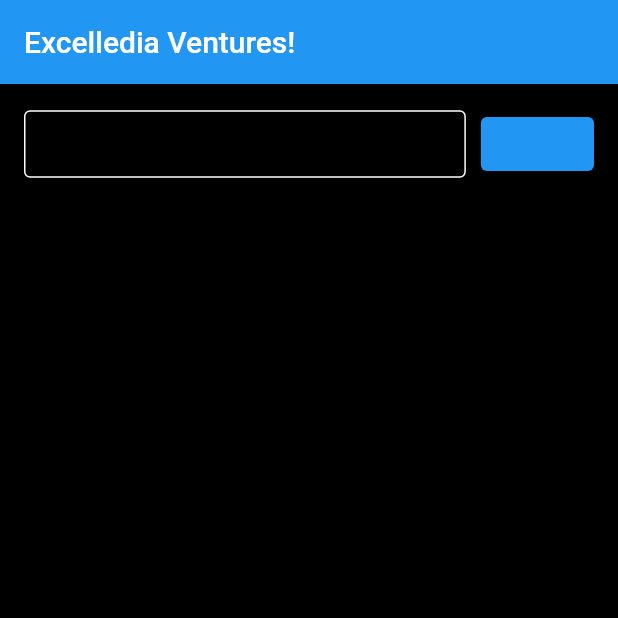
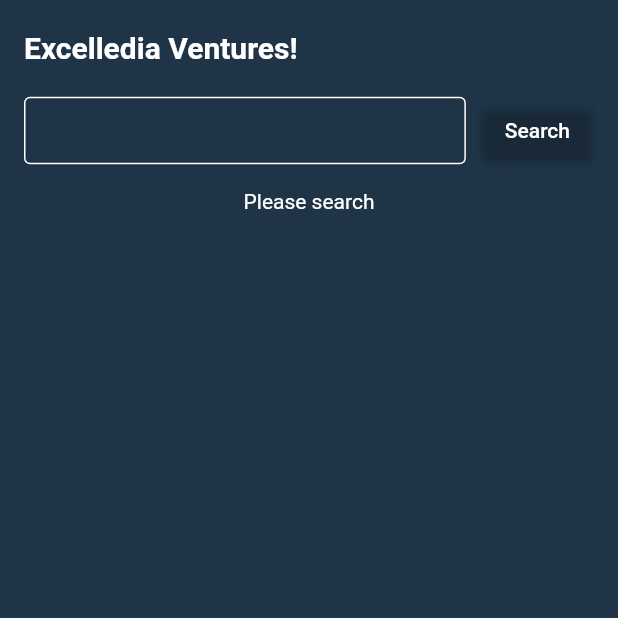
Before and after one commit to Vivek-varadharaj/excelledia_ventures, a Flutter app: the screen it shows after launch, on a phone screen of 412 x 824 dp, the top half of it. Run offline on Flutter 3.47's test engine with Material 2 defaults, Android fonts, the light colour scheme and no system bars; our stand-ins replace cached_network_image, get, shimmer.

Commit message:
added shimmer , changed colors

```diff
--- a/lib/controllers/image_controller.dart
+++ b/lib/controllers/image_controller.dart
@@ -18,11 +18,8 @@
         Configs.appApiKey +
         "&q=" +
         searchTerm;
-// checks search term is empty or not. if it is not empty we make a call
-    if (searchTerm.isNotEmpty &&
-        (previousSearchTerm != searchTerm || previousIndex != index)) {
+
     isLoadingChangerToTrue();
-      previousSearchTerm = searchTerm;
 
     List result = await _getImagesServices!.getImages(url);
 
@@ -32,7 +29,6 @@
     isLoadingChangerToFalse();
 
     update();
-    } else if (previousIndex == index || previousSearchTerm != searchTerm) {}
   }
 
   isLoadingChangerToTrue() {
--- a/lib/network_services/get_images_service.dart
+++ b/lib/network_services/get_images_service.dart
@@ -6,7 +6,7 @@
       dynamic response = await get(url);
       return response.body["hits"];
     } catch (e) {
-      return Future.error(e.toString());
+      return [];
     }
   }
 }
--- a/lib/utils/styles.dart
+++ b/lib/utils/styles.dart
@@ -1,6 +1,6 @@
 import 'package:flutter/material.dart';
 
-Color kPrimaryColor = Colors.blue;
+Color kPrimaryColor = const Color.fromARGB(255, 31, 53, 71);
 Color kSecondaryColor = Colors.white;
 
 Color kDarkBackgroundColor = Colors.black;
@@ -12,4 +12,5 @@
   );
 }
 
-TextStyle buttonHeadings = TextStyle(color: kPrimaryColor);
+TextStyle buttonHeadings = TextStyle(color: kSecondaryColor);
+TextStyle appBarHeading = TextStyle(color: kSecondaryColor, fontSize: 20, fontWeight: FontWeight.w600);
--- a/lib/views/screens/search_screen.dart
+++ b/lib/views/screens/search_screen.dart
@@ -25,12 +25,12 @@
   @override
   void initState() {
     super.initState();
-    _scrollController.addListener(() async {
+    _scrollController.addListener(() {
       if (_scrollController.position.pixels ==
           _scrollController.position.maxScrollExtent) {
         index = index + 1;
 
-        await _imageController.fetchImages(_searchController.text, index);
+        _imageController.fetchImages(_searchController.text, index);
       }
     });
   }
@@ -39,16 +39,22 @@
   Widget build(BuildContext context) {
     return SafeArea(
       child: Scaffold(
-        appBar: AppBar(
-          title: const Text("Excelledia Ventures!"),
-        ),
-        backgroundColor: kDarkBackgroundColor,
+        backgroundColor: kPrimaryColor,
         body: Stack(
           children: [
             Column(
+              crossAxisAlignment: CrossAxisAlignment.start,
               children: [
                 const SizedBox(
-                  height: 16,
+                  height: 20,
+                ),
+                horizontalPadding(
+                    child: Text(
+                  "Excelledia Ventures!",
+                  style: appBarHeading,
+                )),
+                const SizedBox(
+                  height: 20,
                 ),
                 horizontalPadding(
                     child: Row(
@@ -70,6 +76,14 @@
                   height: 15,
                 ),
                 GetBuilder<ImageController>(builder: (_imageController) {
+                  if (_imageController.image.isEmpty) {
+                    return Center(
+                      child: Text(
+                        "Please search",
+                        style: TextStyle(color: kSecondaryColor),
+                      ),
+                    );
+                  }
                   return Expanded(
                       child: horizontalPadding(
                     child: GridView.count(
--- a/lib/views/widgets/custom_button.dart
+++ b/lib/views/widgets/custom_button.dart
@@ -10,6 +10,7 @@
   @override
   Widget build(BuildContext context) {
     return ElevatedButton(
+      style: ElevatedButton.styleFrom(primary: kPrimaryColor.withOpacity(0.2)),
       onPressed: () {
         onTap();
       },
--- a/lib/views/widgets/search_field.dart
+++ b/lib/views/widgets/search_field.dart
@@ -2,9 +2,10 @@
 import 'package:flutter/material.dart';
 
 class SearchField extends StatelessWidget {
- final TextEditingController controller;
- final Function onSubmitted;
- const SearchField({Key? key, required this.controller, required this.onSubmitted})
+  final TextEditingController controller;
+  final Function onSubmitted;
+  const SearchField(
+      {Key? key, required this.controller, required this.onSubmitted})
       : super(key: key);
 
   @override
@@ -19,8 +20,8 @@
           enabledBorder: OutlineInputBorder(
             borderSide: BorderSide(color: kSecondaryColor),
           ),
-          focusedBorder:
-              OutlineInputBorder(borderSide: BorderSide(color: kPrimaryColor))),
+          focusedBorder: OutlineInputBorder(
+              borderSide: BorderSide(color: kSecondaryColor))),
     );
   }
 }
```
Also changed, not shown: 1 other file. Lines whose indentation alone changed are shown as unchanged.
